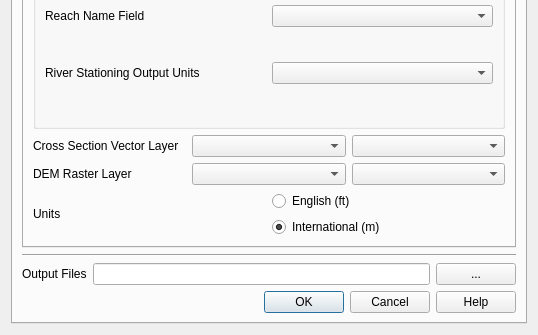
pierluigiderosa/Qgis2Ras, file qras_dialog_base.ui: the form before one commit; both pictures show x 0 to 538 and y 248 to 583 of the 538 by 583 pixel window.
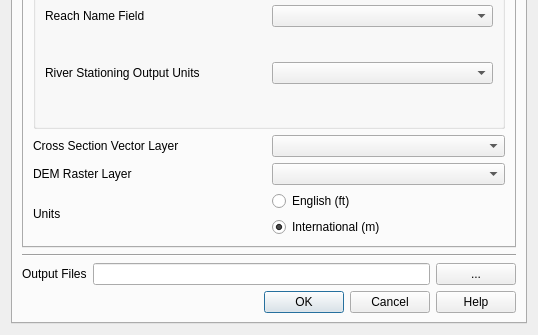
The form after the commit. Custom widgets are drawn as their Qt base class.

```diff
--- a/qras_dialog_base.ui
+++ b/qras_dialog_base.ui
@@ -120,9 +120,6 @@
              <item>
               <widget class="QgsMapLayerComboBox" name="XSComboQgs"/>
              </item>
-             <item>
-              <widget class="QComboBox" name="XSCombo"/>
-             </item>
             </layout>
            </item>
            <item>
@@ -137,9 +134,6 @@
              <item>
               <widget class="QgsMapLayerComboBox" name="rasterComboQgs"/>
              </item>
-             <item>
-              <widget class="QComboBox" name="rasterCombo"/>
-             </item>
             </layout>
            </item>
            <item>
```
Left out of the diff: 19 changed lines with no effect on the pictures.
